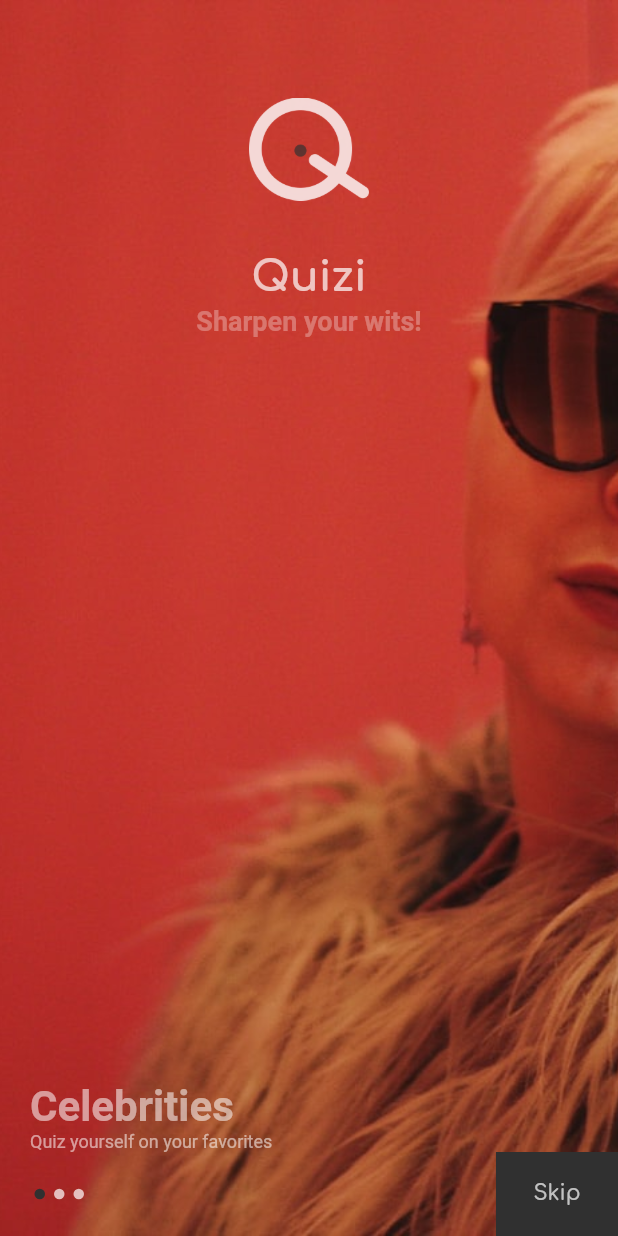
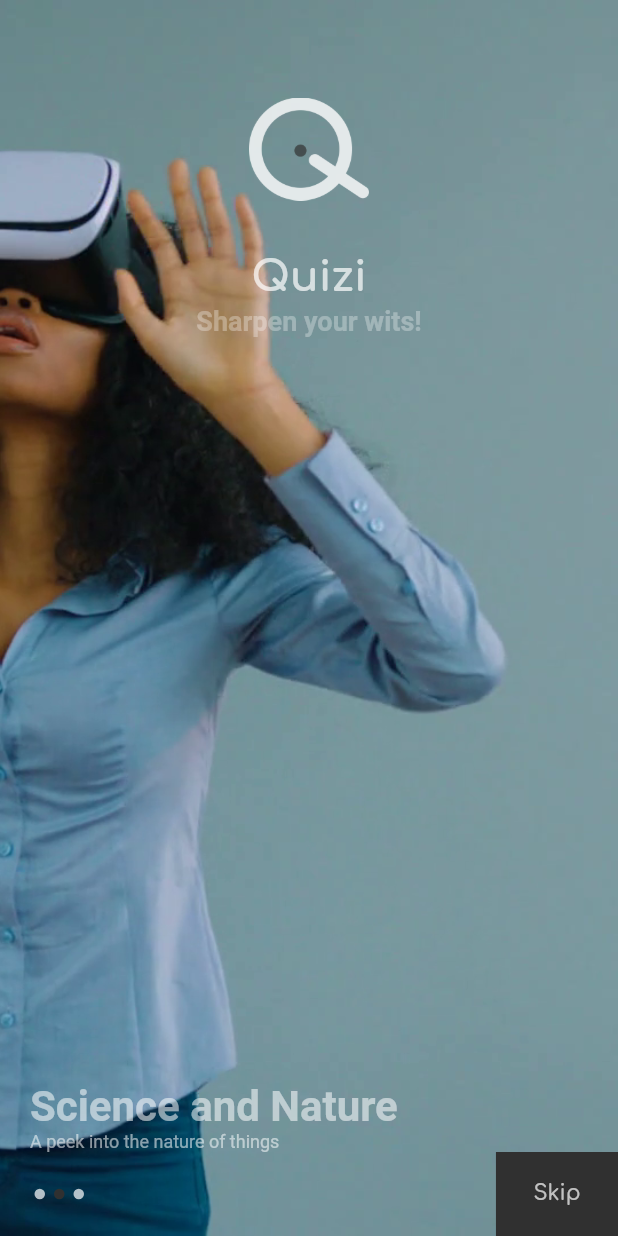
Before and after one commit to damafeez/quizi, a Flutter app: the screen it shows after launch, on a phone screen of 412 x 824 dp. Run offline on Flutter 3.47's test engine with Material 2 defaults, Android fonts, the phone set to English and light mode, and no system bars.

Commit message:
feature(splash): splash implementation
- refactored/abstracted splash logic into smaller components

- create continuously changing screens

```diff
--- a/lib/splash.dart
+++ b/lib/splash.dart
@@ -1,140 +1,76 @@
+import 'dart:async';
+
 import 'package:flutter/material.dart';
-import 'package:quiz/resources/colors.dart';
-import 'package:quiz/resources/sizes.dart';
+import 'package:quiz/widgets/splash_bottom_action.dart';
+import 'package:quiz/widgets/splash_container.dart';
 
-class Splash extends StatelessWidget {
+class Splash extends StatefulWidget {
+  @override
+  _SplashState createState() => _SplashState();
+}
+
+class _SplashState extends State<Splash> {
+  int activeIndex = 0;
+
+  final List<Widget> screens = [
+    SplashContainer(
+      key: Key('first'),
+      backgroundImage: 'assets/images/celebrity.jpeg',
+      title: 'Celebrities',
+      subtitle: 'Quiz yourself on your favorites',
+    ),
+    SplashContainer(
+      key: Key('second'),
+      backgroundImage: 'assets/images/science.png',
+      title: 'Science and Nature',
+      subtitle: 'A peek into the nature of things',
+    ),
+    SplashContainer(
+      key: Key('third'),
+      backgroundImage: 'assets/images/general_knowledge.jpeg',
+      title: 'General Knowledge',
+      subtitle: 'What if one apple kissed another?',
+    ),
+  ];
+  Timer _timer;
+
+  @override
+  void initState() {
+    _timer = Timer.periodic(Duration(seconds: 5), (_) {
+      setState(() {
+        activeIndex = activeIndex >= screens.length - 1 ? 0 : activeIndex + 1;
+      });
+    });
+    super.initState();
+  }
+
+  @override
+  void dispose() {
+    _timer?.cancel();
+    super.dispose();
+  }
+
   @override
   Widget build(BuildContext context) {
     return Scaffold(
       body: DefaultTextStyle(
         style: TextStyle(color: Colors.white70, fontFamily: 'Comfortaa'),
-        child: Container(
-          decoration: BoxDecoration(
-            image: DecorationImage(
-              image: AssetImage("assets/images/celebrity.jpeg"),
-              fit: BoxFit.cover,
+        child: Stack(
+          children: <Widget>[
+            AnimatedSwitcher(
+              duration: Duration(milliseconds: 300),
+              // key: Key('$activeIndex'),
+              child: screens[activeIndex],
             ),
-          ),
-          child: SizedBox.expand(
-            child: Column(
-              children: <Widget>[
-                SafeArea(
-                  bottom: false,
-                  child: SizedBox(
-                    height: AppSpace.xl,
-                  ),
-                ),
-                Image.asset('assets/images/logo.png', width: 80),
-                SizedBox(
-                  height: AppSpace.lg,
-                ),
-                RichText(
-                  textAlign: TextAlign.center,
-                  text: TextSpan(
-                    style: TextStyle(
-                      fontWeight: FontWeight.bold,
-                      fontSize: AppFont.lg,
-                      color: Colors.white70,
-                      fontFamily: 'Comfortaa',
-                    ),
-                    children: <TextSpan>[
-                      TextSpan(
-                        text: 'Quizi\n',
-                      ),
-                      TextSpan(
-                        text: 'Sharpen your wits!',
-                        style: TextStyle(
-                          color: Colors.white30,
-                          fontSize: AppFont.md,
-                          height: 1.5,
-                        ),
-                      ),
-                    ],
-                  ),
-                ),
-                Expanded(
-                  child: Container(),
-                ),
-                Align(
-                  alignment: Alignment.centerLeft,
-                  child: Padding(
-                    padding: EdgeInsets.only(left: AppSpace.sm),
-                    child: RichText(
-                      text: TextSpan(
-                        style: TextStyle(
-                          color: Colors.white54,
-                          fontFamily: 'Comfortaa',
-                        ),
-                        children: <TextSpan>[
-                          TextSpan(
-                            text: 'Celebrities\n',
-                            style: TextStyle(
-                              fontWeight: FontWeight.bold,
-                              fontSize: AppFont.lg,
-                            ),
-                          ),
-                          TextSpan(
-                              text: 'Quiz yourself on your favorites',
-                              style: TextStyle(fontSize: AppFont.sm)),
-                        ],
-                      ),
-                    ),
-                  ),
-                ),
-                Row(
-                  children: <Widget>[
-                    SizedBox(
-                      width: AppSpace.sm,
-                    ),
-                    SwipeIndicator(
-                      isActive: true,
-                    ),
-                    SwipeIndicator(),
-                    SwipeIndicator(),
-                    Expanded(
-                      child: Container(),
-                    ),
-                    InkWell(
-                      onTap: () {},
-                      child: Container(
-                        color: primary,
-                        padding: EdgeInsets.symmetric(
-                            vertical: AppSpace.sm, horizontal: AppSpace.md),
-                        child: SafeArea(
-                          top: false,
-                          child: Text('Skip'),
-                        ),
-                      ),
-                    )
-                  ],
-                )
-              ],
+            Positioned(
+              bottom: 0.0,
+              left: 0.0,
+              right: 0.0,
+              child: SplashBottomAction(activeIndex: activeIndex,),
             ),
-          ),
+          ],
         ),
       ),
     );
   }
 }
-
-class SwipeIndicator extends StatelessWidget {
-  final isActive;
-
-  const SwipeIndicator({
-    Key key,
-    this.isActive = false,
-  }) : super(key: key);
-
-  @override
-  Widget build(BuildContext context) {
-    return Container(
-      width: 7,
-      height: 7,
-      margin: EdgeInsets.all(3.0),
-      decoration: BoxDecoration(
-        color: isActive ? primary : Colors.white70,
-        shape: BoxShape.circle,
-      ),
-    );
-  }
-}
--- /dev/null
+++ b/lib/widgets/splash_bottom_action.dart
@@ -0,0 +1,61 @@
+import 'package:flutter/material.dart';
+import 'package:quiz/resources/colors.dart';
+import 'package:quiz/resources/sizes.dart';
+
+class SplashBottomAction extends StatelessWidget {
+  final int activeIndex;
+
+  const SplashBottomAction({Key key, this.activeIndex = 0}) : super(key: key);
+
+  @override
+  Widget build(BuildContext context) {
+    return Row(
+      children: <Widget>[
+        SizedBox(
+          width: AppSpace.sm,
+        ),
+        SwipeIndicator(isActive: activeIndex == 0),
+        SwipeIndicator(isActive: activeIndex == 1),
+        SwipeIndicator(isActive: activeIndex == 2),
+        Expanded(
+          child: Container(),
+        ),
+        InkWell(
+          onTap: () {},
+          child: Container(
+            color: primary,
+            padding: EdgeInsets.symmetric(
+                vertical: AppSpace.sm, horizontal: AppSpace.md),
+            child: SafeArea(
+              top: false,
+              child: Text('Skip'),
+            ),
+          ),
+        )
+      ],
+    );
+  }
+}
+
+class SwipeIndicator extends StatelessWidget {
+  final isActive;
+
+  const SwipeIndicator({
+    Key key,
+    this.isActive = false,
+  }) : super(key: key);
+
+  @override
+  Widget build(BuildContext context) {
+    return AnimatedContainer(
+      duration: Duration(microseconds: 300),
+      width: 7,
+      height: 7,
+      margin: EdgeInsets.all(3.0),
+      decoration: BoxDecoration(
+        color: isActive ? primary : Colors.white70,
+        shape: BoxShape.circle,
+      ),
+    );
+  }
+}
--- /dev/null
+++ b/lib/widgets/splash_container.dart
@@ -0,0 +1,108 @@
+import 'package:flutter/material.dart';
+import 'package:quiz/resources/sizes.dart';
+
+class SplashContainer extends StatelessWidget {
+  final String backgroundImage;
+  final String title;
+  final String subtitle;
+
+  const SplashContainer({
+    Key key,
+    @required this.backgroundImage,
+    this.title = '',
+    this.subtitle = '',
+  }) : super(key: key);
+  @override
+  Widget build(BuildContext context) {
+    return Scaffold(
+      body: DefaultTextStyle(
+        style: TextStyle(color: Colors.white70, fontFamily: 'Comfortaa'),
+        child: Container(
+          decoration: BoxDecoration(
+            image: DecorationImage(
+              image: AssetImage(backgroundImage),
+              fit: BoxFit.cover,
+            ),
+          ),
+          child: SizedBox.expand(
+            child: Column(
+              children: <Widget>[
+                SafeArea(
+                  bottom: false,
+                  child: SizedBox(
+                    height: AppSpace.xl,
+                  ),
+                ),
+                Image.asset('assets/images/logo.png', width: 80),
+                SizedBox(
+                  height: AppSpace.lg,
+                ),
+                RichText(
+                  textAlign: TextAlign.center,
+                  text: TextSpan(
+                    style: TextStyle(
+                      fontWeight: FontWeight.bold,
+                      fontSize: AppFont.lg,
+                      color: Colors.white70,
+                      fontFamily: 'Comfortaa',
+                    ),
+                    children: <TextSpan>[
+                      TextSpan(
+                        text: 'Quizi\n',
+                      ),
+                      TextSpan(
+                        text: 'Sharpen your wits!',
+                        style: TextStyle(
+                          color: Colors.white30,
+                          fontSize: AppFont.md,
+                          height: 1.5,
+                        ),
+                      ),
+                    ],
+                  ),
+                ),
+                Expanded(
+                  child: Container(),
+                ),
+                Align(
+                  alignment: Alignment.centerLeft,
+                  child: Padding(
+                    padding: EdgeInsets.only(left: AppSpace.sm),
+                    child: RichText(
+                      text: TextSpan(
+                        style: TextStyle(
+                          color: Colors.white54,
+                          fontFamily: 'Comfortaa',
+                        ),
+                        children: <TextSpan>[
+                          TextSpan(
+                            text: '$title\n',
+                            style: TextStyle(
+                              fontWeight: FontWeight.bold,
+                              fontSize: AppFont.lg,
+                            ),
+                          ),
+                          TextSpan(
+                              text: subtitle,
+                              style: TextStyle(fontSize: AppFont.sm)),
+                        ],
+                      ),
+                    ),
+                  ),
+                ),
+                Container(
+                  padding: EdgeInsets.symmetric(
+                      vertical: AppSpace.sm, horizontal: AppSpace.md),
+                  child: SafeArea(
+                    top: false,
+                    child: Text(''),
+                  ),
+                ),
+              ],
+            ),
+          ),
+        ),
+      ),
+    );
+  }
+}
```
Also changed, not shown: assets/images/general_knowledge.jpeg (added), assets/images/science.png (added).
